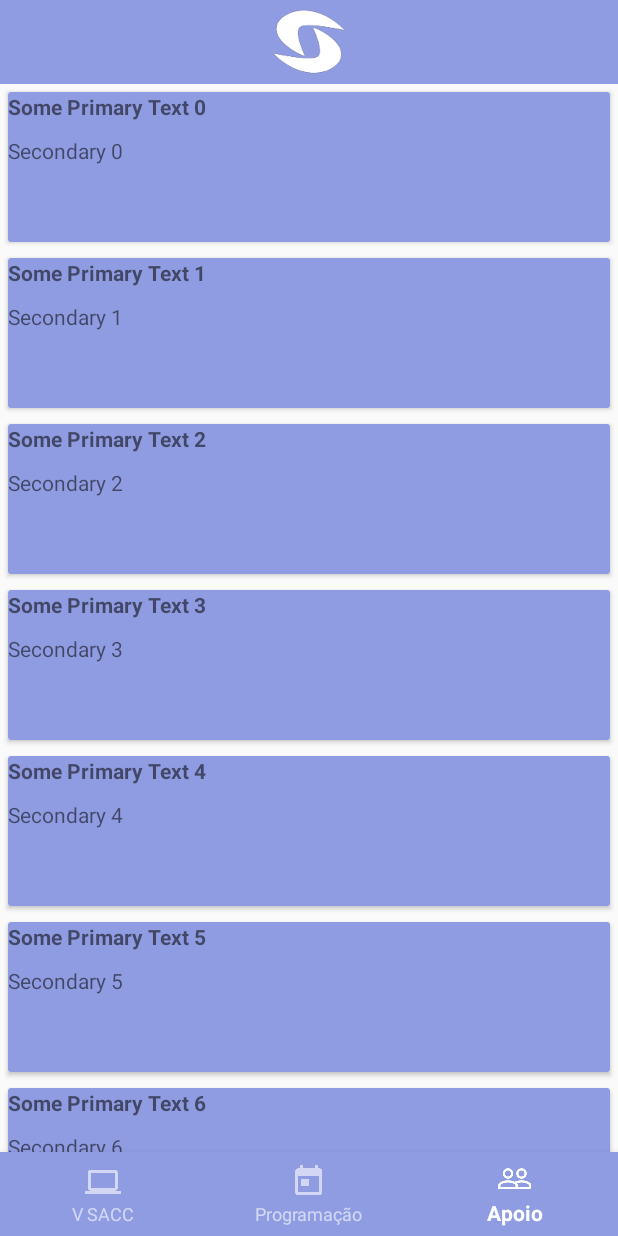
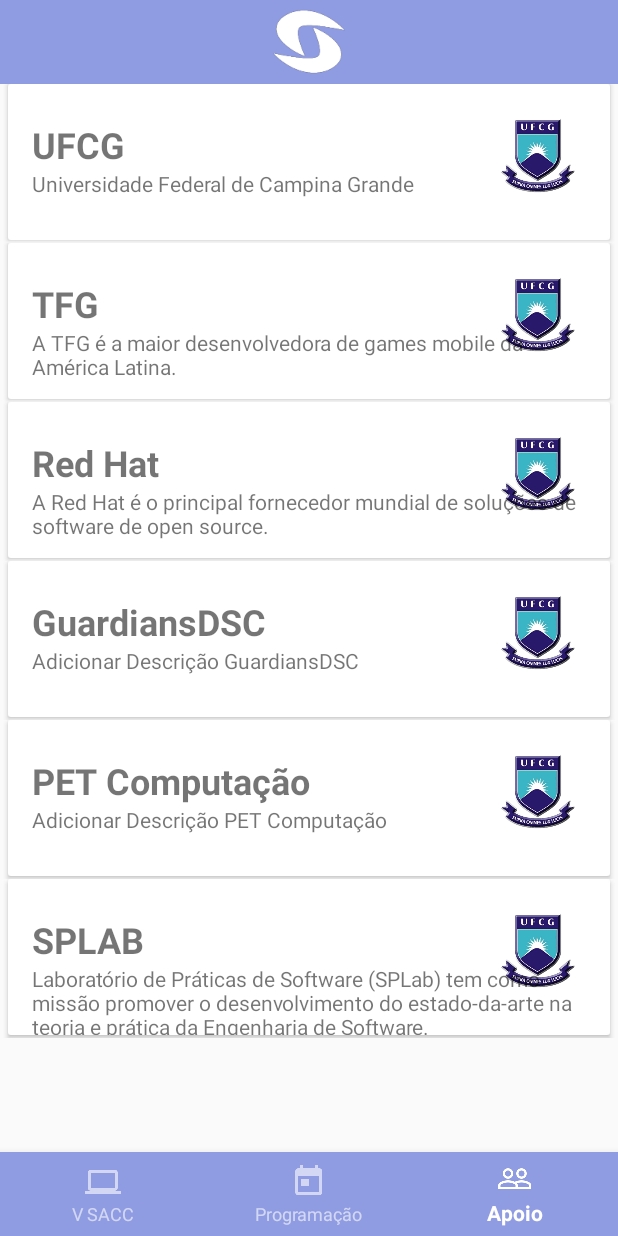
Before and after one commit to MatheusOliveiraBarbosa/SACC2017, an Android app: the screen it shows after launch (MainActivity), item 3 of the bottom bar chosen, on a phone screen of 412 x 824 dp. Run offline under Robolectric (Android 15) with nearby library versions, the phone set to English and light mode, and no system bars.

Commit message:
adicionado imagens da view apoio, alterado logo launcher

```diff
--- a/SACC2017/app/src/main/java/br/edu/ufcg/sacc2017/Adapter/RecyclerViewAdapter.java
+++ b/SACC2017/app/src/main/java/br/edu/ufcg/sacc2017/Adapter/RecyclerViewAdapter.java
@@ -5,6 +5,7 @@ import android.util.Log;
 import android.view.LayoutInflater;
 import android.view.View;
 import android.view.ViewGroup;
+import android.widget.ImageView;
 import android.widget.TextView;
 
 import java.util.ArrayList;
@@ -16,23 +17,25 @@ import br.edu.ufcg.sacc2017.models.Apoio;
  * Created by mathe on 26/05/2017.
  */
 
-public class RecyclerViewAdapter extends RecyclerView.Adapter<RecyclerViewAdapter.ApoioHolder> {
+public class RecyclerViewAdapter extends RecyclerView.Adapter<RecyclerViewAdapter.ObjectHolder> {
 
 
     private static String LOG_TAG = "MyRecyclerViewAdapter";
     private ArrayList<Apoio> mApoioset;
     private static MyClickListener myClickListener;
 
-    public static class ApoioHolder extends RecyclerView.ViewHolder
+    public static class ObjectHolder extends RecyclerView.ViewHolder
             implements View
             .OnClickListener {
-        TextView label;
-        TextView dateTime;
+        TextView title;
+        TextView description;
+        ImageView imageView;
 
-        public ApoioHolder(View itemView) {
+
+        public ObjectHolder(View itemView) {
             super(itemView);
-            label = (TextView) itemView.findViewById(R.id.tv_title);
-            dateTime = (TextView) itemView.findViewById(R.id.tv_description);
+            title = (TextView) itemView.findViewById(R.id.tv_title);
+            description = (TextView) itemView.findViewById(R.id.tv_description);
             Log.i(LOG_TAG, "Adding Listener");
             itemView.setOnClickListener(this);
         }
@@ -52,19 +55,19 @@ public class RecyclerViewAdapter extends RecyclerView.Adapter<RecyclerViewAdapte
     }
 
     @Override
-    public ApoioHolder onCreateViewHolder(ViewGroup parent,
+    public ObjectHolder onCreateViewHolder(ViewGroup parent,
                                                int viewType) {
         View view = LayoutInflater.from(parent.getContext())
                 .inflate(R.layout.card_view, parent, false);
 
-        ApoioHolder dataObjectHolder = new ApoioHolder(view);
+        ObjectHolder dataObjectHolder = new ObjectHolder(view);
         return dataObjectHolder;
     }
 
     @Override
-    public void onBindViewHolder(ApoioHolder holder, int position) {
-        holder.label.setText(mApoioset.get(position).getTitle());
-        holder.dateTime.setText(mApoioset.get(position).getDescription());
+    public void onBindViewHolder(ObjectHolder holder, int position) {
+        holder.title.setText(mApoioset.get(position).getTitle());
+        holder.description.setText(mApoioset.get(position).getDescription());
     }
 
     public void addItem(Apoio apoio, int index) {
--- a/SACC2017/app/src/main/java/br/edu/ufcg/sacc2017/fragments/FragmentApoio.java
+++ b/SACC2017/app/src/main/java/br/edu/ufcg/sacc2017/fragments/FragmentApoio.java
@@ -1,6 +1,8 @@
 package br.edu.ufcg.sacc2017.fragments;
 
 
+import android.graphics.drawable.Drawable;
+import android.graphics.drawable.Icon;
 import android.os.Bundle;
 import android.support.v4.app.Fragment;
 import android.support.v4.app.FragmentActivity;
@@ -10,6 +12,7 @@ import android.util.Log;
 import android.view.LayoutInflater;
 import android.view.View;
 import android.view.ViewGroup;
+import android.widget.ImageView;
 
 import java.util.ArrayList;
 
@@ -28,6 +31,16 @@ public class FragmentApoio extends Fragment {
     private RecyclerView.LayoutManager mLayoutManager;
     private static String LOG_TAG = "FragmentApoio";
 
+    private String[] listName = {"UFCG", "TFG", "Red Hat", "GuardiansDSC", "PET Computação", "SPLAB"};
+    private String[] listDescription = {"Universidade Federal de Campina Grande",
+    "A TFG é a maior desenvolvedora de games mobile da América Latina.",
+    "A Red Hat é o principal fornecedor mundial de soluções de software de open source.",
+    "Adicionar Descrição GuardiansDSC",
+    "Adicionar Descrição PET Computação",
+    "Laboratório de Práticas de Software (SPLab) tem como missão promover o desenvolvimento do estado-da-arte na teoria e prática da Engenharia de Software."};
+
+    private int[] listDrawable= {(R.drawable.ufcg), (R.drawable.tfg), (R.drawable.redhat), (R.drawable.guardians), (R.drawable.pet), (R.drawable.splab) };
+
     public static FragmentApoio newInstance() {
         FragmentApoio fragment = new FragmentApoio();
         return fragment;
@@ -42,7 +55,6 @@ public class FragmentApoio extends Fragment {
     public View onCreateView(LayoutInflater inflater, ViewGroup container,
                              Bundle savedInstanceState) {
 
-//        mRecyclerView = (RecyclerView) getActivity().findViewById(R.id.reclycer_view);
         mRecyclerView = new RecyclerView(getActivity());
         mRecyclerView.findViewById(R.id.reclycer_view);
         mRecyclerView.setHasFixedSize(true);
@@ -69,9 +81,9 @@ public class FragmentApoio extends Fragment {
 
     private ArrayList<Apoio> getDataSet() {
         ArrayList results = new ArrayList<Apoio>();
-        for (int index = 0; index < 20; index++) {
-            Apoio obj = new Apoio("Some Primary Text " + index,
-                    "Secondary " + index);
+        for (int index = 0; index < listName.length; index++) {
+            Apoio obj = new Apoio(listName[index],
+                    listDescription[index]);
             results.add(index, obj);
         }
         return results;
--- a/SACC2017/app/src/main/java/br/edu/ufcg/sacc2017/models/Apoio.java
+++ b/SACC2017/app/src/main/java/br/edu/ufcg/sacc2017/models/Apoio.java
@@ -1,4 +1,7 @@
 package br.edu.ufcg.sacc2017.models;
+
+import android.graphics.drawable.Icon;
+import android.widget.ImageView;
 
 /**
  * Created by mathe on 26/05/2017.
@@ -8,6 +11,13 @@ public class Apoio {
 
     private String title;
     private String description;
+    private ImageView image;
+
+    public Apoio(String title, String description, ImageView image){
+        this.title = title;
+        this.description = description;
+        this.image = image;
+    }
 
     public Apoio(String title, String description){
         this.title = title;
@@ -29,4 +39,12 @@ public class Apoio {
     public void setDescription(String description) {
         this.description = description;
     }
+
+    public ImageView getImage() {
+        return image;
+    }
+
+    public void setImage(ImageView image) {
+        this.image = image;
+    }
 }
--- a/SACC2017/app/src/main/res/layout/card_view.xml
+++ b/SACC2017/app/src/main/res/layout/card_view.xml
@@ -8,29 +8,45 @@
     <android.support.v7.widget.CardView
         android:id="@+id/card_view"
         android:layout_width="match_parent"
-        android:layout_height="100dp"
+        android:layout_height="104dp"
         android:layout_gravity="center"
-        android:layout_margin="5dp"
-        app:cardCornerRadius="2dp">
+        android:layout_marginLeft="5dp"
+        android:layout_marginRight="5dp"
+        android:layout_marginBottom="2dp"
+        app:cardCornerRadius="2dp"
+        app:cardElevation="2dp">
 
-        <LinearLayout
+        <RelativeLayout
             android:layout_width="fill_parent"
             android:layout_height="fill_parent"
-            android:orientation="vertical"
-            android:background="@color/colorPrimary">
+            android:background="@color/white_trans">
 
             <TextView
                 android:id="@+id/tv_title"
                 android:layout_width="wrap_content"
                 android:layout_height="wrap_content"
-                android:textStyle="bold"/>
+                style="@style/text_cards"
+                android:paddingTop="24dp"
+                android:textStyle="bold"
+                android:textSize="24sp"/>
+            <ImageView
+                android:id="@+id/iv_card_logo"
+                android:layout_alignParentRight="true"
+                android:paddingTop="16dp"
+                android:paddingRight="16dp"
+                android:layout_width="80dp"
+                android:layout_height="80dp"
+                android:src="@drawable/ufcg"/>
 
             <TextView
                 android:id="@+id/tv_description"
+                android:textSize="14sp"
+                android:layout_below="@id/tv_title"
                 android:layout_width="wrap_content"
                 android:layout_height="wrap_content"
-                android:layout_marginTop="10dp"/>
-        </LinearLayout>
+                style="@style/text_cards"/>
+        </RelativeLayout>
+
     </android.support.v7.widget.CardView>
 
 </LinearLayout>
--- a/SACC2017/app/src/main/res/layout/fragment_apoio.xml
+++ b/SACC2017/app/src/main/res/layout/fragment_apoio.xml
@@ -5,18 +5,10 @@
     android:layout_height="match_parent"
     tools:context="br.edu.ufcg.sacc2017.fragments.FragmentApoio">
 
-    <TextView
-        android:layout_width="wrap_content"
-        android:layout_height="wrap_content"
-        android:layout_centerHorizontal="true"
-        android:text="Fragment 3"
-        android:textSize="30sp"/>
-
     <android.support.v7.widget.RecyclerView
         android:id="@+id/reclycer_view"
         android:layout_width="match_parent"
         android:layout_height="match_parent"
         android:scrollbars="vertical"/>
 
-
 </RelativeLayout>
--- a/SACC2017/app/src/main/res/values/styles.xml
+++ b/SACC2017/app/src/main/res/values/styles.xml
@@ -36,4 +36,9 @@
 
     </style>
 
+    <style name="text_cards">
+        <item name="android:paddingLeft">16dp</item>
+        <item name="android:paddingRight">16dp</item>
+    </style>
+
 </resources>
```
Also changed, not shown: SACC2017/app/src/main/res/drawable/guardians.png (added), SACC2017/app/src/main/res/drawable/pet.jpg (added), SACC2017/app/src/main/res/drawable/redhat.png (added), SACC2017/app/src/main/res/drawable/splab.png (added), SACC2017/app/src/main/res/drawable/tfg.png (added), SACC2017/app/src/main/res/drawable/ufcg.png (added), SACC2017/app/src/main/res/mipmap-hdpi/ic_launcher.png, SACC2017/app/src/main/res/mipmap-mdpi/ic_launcher.png, SACC2017/app/src/main/res/mipmap-xhdpi/ic_launcher.png, SACC2017/app/src/main/res/mipmap-xxhdpi/ic_launcher.png, SACC2017/app/src/main/res/mipmap-xxxhdpi/ic_launcher.png, SACC2017/app/src/main/res/mipmap-xxxhdpi/logosacc.PNG (deleted), 1 other file.
